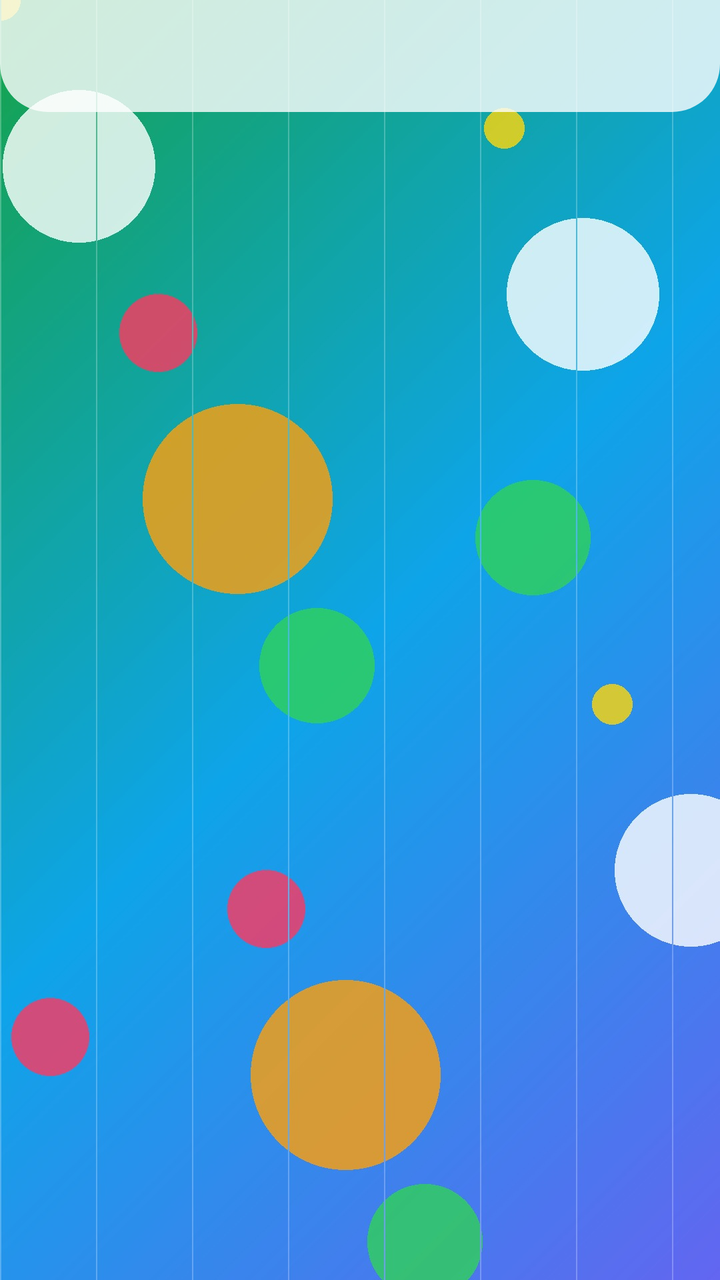
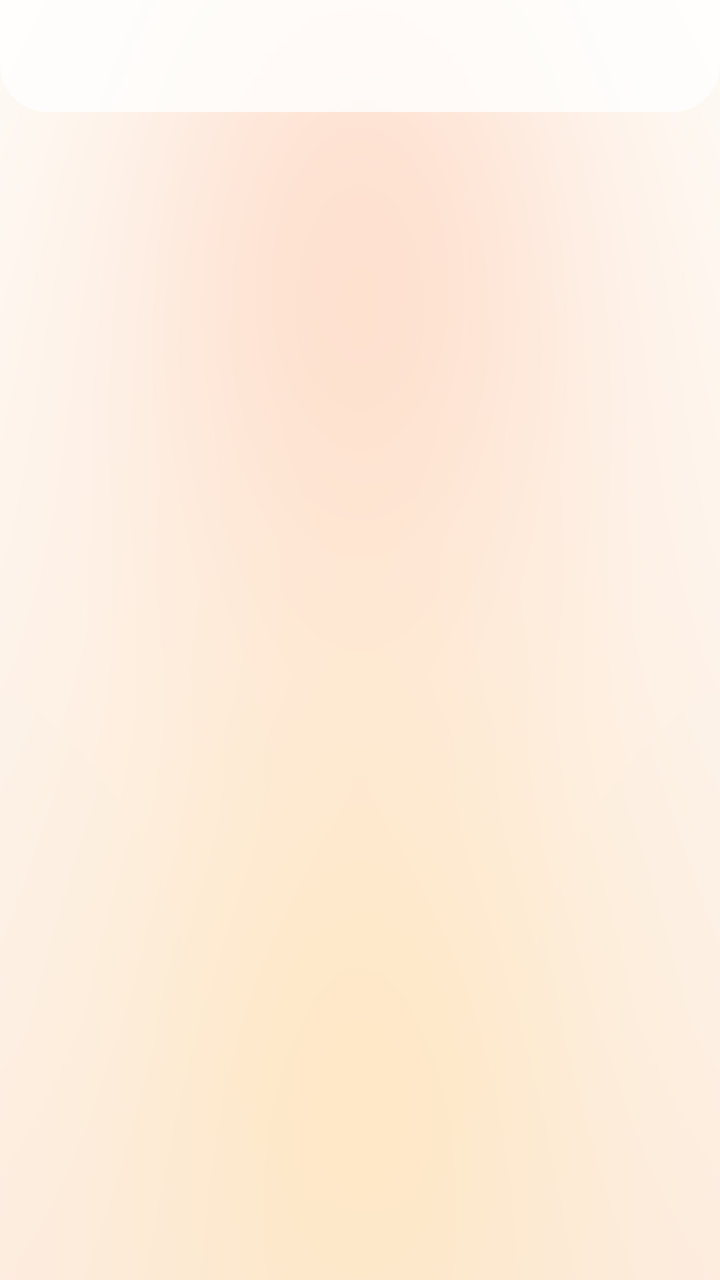

The first picture is an Android layout as it rendered before a commit; the second is the same layout after the commit. The layout source and the unified diff follow.
<!-- AndroidManifest.xml: application theme Theme.BlackBox -->
<!-- res/layout/activity_setting.xml -->
<?xml version="1.0" encoding="utf-8"?>
<androidx.constraintlayout.widget.ConstraintLayout xmlns:android="http://schemas.android.com/apk/res/android"
        xmlns:app="http://schemas.android.com/apk/res-auto"
        xmlns:tools="http://schemas.android.com/tools"
        android:layout_width="match_parent"
        android:background="@drawable/bg_boli"
        android:layout_height="match_parent"
        tools:context=".view.setting.SettingActivity">

    <include
            android:id="@+id/toolbar_layout"
            layout="@layout/view_toolbar"
            android:layout_width="match_parent"
            android:layout_height="wrap_content"
            app:layout_constraintTop_toTopOf="parent" />

    <androidx.fragment.app.FragmentContainerView
            android:id="@+id/fragment"
            android:layout_width="match_parent"
            android:layout_height="0dp"
            app:layout_constraintBottom_toBottomOf="parent"
            app:layout_constraintTop_toBottomOf="@id/toolbar_layout" />
</androidx.constraintlayout.widget.ConstraintLayout>
<!-- res/layout/view_toolbar.xml (included above) -->
<?xml version="1.0" encoding="utf-8"?>
<com.google.android.material.appbar.MaterialToolbar xmlns:android="http://schemas.android.com/apk/res/android"
        xmlns:app="http://schemas.android.com/apk/res-auto"
        android:id="@+id/toolbar"
        android:layout_width="match_parent"
        android:layout_height="wrap_content"
        android:theme="@style/ToolBarColorStyle"
        android:background="@drawable/bg_glass_topbar"
        app:subtitleTextColor="@color/primary_text"
        app:titleTextColor="@color/primary_text">

</com.google.android.material.appbar.MaterialToolbar>
<!-- resources referenced by this layout -->
<resources>
  <color name="primary_text">#111827</color>
  <!-- drawable bg_boli: jpg bitmap (drawable, 69582 bytes) -->
  <!-- drawable bg_glass_topbar (drawable) -->
  <?xml version="1.0" encoding="utf-8"?>
  <shape xmlns:android="http://schemas.android.com/apk/res/android"
      android:shape="rectangle">
      <solid android:color="#CCFFFFFF" />
      <corners
          android:bottomLeftRadius="24dp"
          android:bottomRightRadius="24dp"
          android:topLeftRadius="0dp"
          android:topRightRadius="0dp" />
  </shape>
  <style name="ToolBarColorStyle" parent="ThemeOverlay.AppCompat.ActionBar">
          <item name="actionMenuTextColor">@color/primary_text</item>
          <item name="colorControlNormal">@color/primary_text</item>
          <item name="android:forceDarkAllowed" tools:targetApi="q">false</item>
      </style>
  <style name="Theme.BlackBox" parent="Theme.MaterialComponents.DayNight.NoActionBar">
          <item name="colorPrimary">@color/brand_blue</item>
          <item name="colorPrimaryVariant">#0284C7</item>
          <item name="colorOnPrimary">@color/white</item>
          <item name="colorSecondary">@color/accent</item>
          <item name="colorSecondaryVariant">@color/brand_blue</item>
          <item name="colorOnSecondary">@color/white</item>
          <item name="colorSurface">@color/surface</item>
          <item name="android:windowBackground">@color/background</item>
          <item name="android:textColorPrimary">@color/primary_text</item>
          <item name="android:textColorSecondary">@color/secondary_text</item>
          <item name="android:statusBarColor" tools:targetApi="l">@color/background</item>
          <item name="android:windowLightStatusBar" tools:targetApi="m">true</item>
          <item name="actionMenuTextColor">@color/primary_text</item>
          <item name="android:forceDarkAllowed" tools:targetApi="q">false</item>
          
          <item name="android:popupMenuStyle">@style/GlassPopupMenu</item>
          <item name="popupMenuStyle">@style/GlassPopupMenu</item>
          
          <item name="md_background_color">@color/glass_bg</item>
          <item name="md_color_title">@color/primary_text</item>
          <item name="md_color_content">@color/primary_text</item>
          <item name="md_color_button_text">@color/accent</item>
          <item name="md_color_hint">@color/secondary_text</item>
          <item name="md_color_widget">@color/accent</item>
          <item name="md_color_widget_unchecked">@color/secondary_text</item>
          <item name="md_divider_color">#1F000000</item>
          <item name="md_corner_radius">28dp</item>
      </style>
  <color name="brand_blue">#0EA5E9</color>
  <color name="white">#FFFFFFFF</color>
  <color name="accent">#0EA5E9</color>
  <color name="surface">#FFFFFF</color>
  <color name="background">#F7FAFF</color>
  <color name="secondary_text">#6B7280</color>
  <style name="GlassPopupMenu" parent="Widget.AppCompat.PopupMenu">
          <item name="android:popupBackground">@drawable/bg_glass_menu</item>
      </style>
  <color name="glass_bg">#B3FFFFFF</color>
  <!-- drawable bg_glass_menu (drawable) -->
  <?xml version="1.0" encoding="utf-8"?>
  <shape xmlns:android="http://schemas.android.com/apk/res/android"
      android:shape="rectangle">
      <solid android:color="@color/glass_bg" />
      <stroke android:width="1dp" android:color="#1A000000" />
      <corners android:radius="16dp" />
  </shape>
</resources>

<!-- the commit's change to res/layout/activity_setting.xml (unified diff, before → after) -->
@@ -3,7 +3,7 @@
         xmlns:app="http://schemas.android.com/apk/res-auto"
         xmlns:tools="http://schemas.android.com/tools"
         android:layout_width="match_parent"
-        android:background="@drawable/bg_boli"
+        android:background="@drawable/bg_dawn"
         android:layout_height="match_parent"
         tools:context=".view.setting.SettingActivity">
 
<!-- resource entries referenced after the edit -->
@@ -1,7 +1,7 @@
 <!-- resources referenced by this layout -->
 <resources>
-  <color name="primary_text">#111827</color>
-  <!-- drawable bg_boli: jpg bitmap (drawable, 69582 bytes) -->
+  <color name="primary_text">#221C19</color>
+  <!-- drawable bg_dawn: jpg bitmap (drawable, 43299 bytes) -->
   <!-- drawable bg_glass_topbar (drawable) -->
   <?xml version="1.0" encoding="utf-8"?>
   <shape xmlns:android="http://schemas.android.com/apk/res/android"
@@ -19,11 +19,11 @@
           <item name="android:forceDarkAllowed" tools:targetApi="q">false</item>
       </style>
   <style name="Theme.BlackBox" parent="Theme.MaterialComponents.DayNight.NoActionBar">
-          <item name="colorPrimary">@color/brand_blue</item>
-          <item name="colorPrimaryVariant">#0284C7</item>
+          <item name="colorPrimary">@color/brand_coral</item>
+          <item name="colorPrimaryVariant">#E85A46</item>
           <item name="colorOnPrimary">@color/white</item>
           <item name="colorSecondary">@color/accent</item>
-          <item name="colorSecondaryVariant">@color/brand_blue</item>
+          <item name="colorSecondaryVariant">@color/brand_coral</item>
           <item name="colorOnSecondary">@color/white</item>
           <item name="colorSurface">@color/surface</item>
           <item name="android:windowBackground">@color/background</item>
@@ -47,12 +47,12 @@
           <item name="md_divider_color">#1F000000</item>
           <item name="md_corner_radius">28dp</item>
       </style>
-  <color name="brand_blue">#0EA5E9</color>
+  <color name="brand_coral">#FF6B57</color>
   <color name="white">#FFFFFFFF</color>
-  <color name="accent">#0EA5E9</color>
+  <color name="accent">#FF6B57</color>
   <color name="surface">#FFFFFF</color>
-  <color name="background">#F7FAFF</color>
-  <color name="secondary_text">#6B7280</color>
+  <color name="background">#FFF7F2</color>
+  <color name="secondary_text">#8A7F78</color>
   <style name="GlassPopupMenu" parent="Widget.AppCompat.PopupMenu">
           <item name="android:popupBackground">@drawable/bg_glass_menu</item>
       </style>
